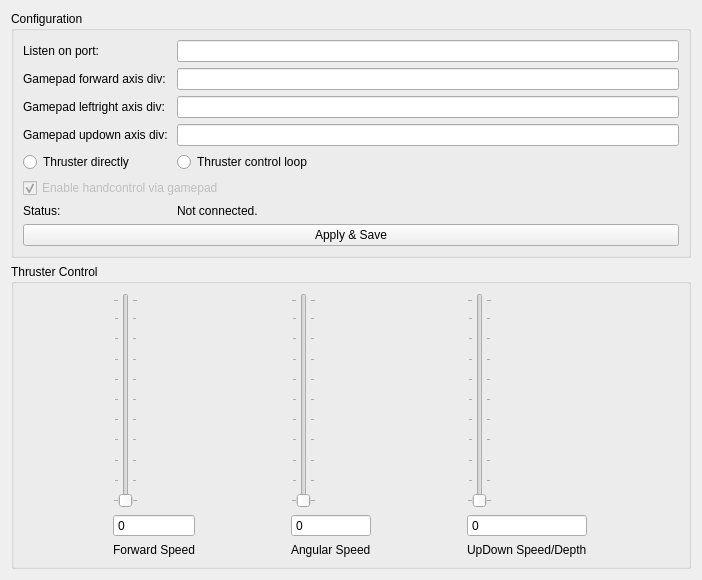
Qt form Hanse/Module_HandControl/handcontrol_form.ui (iti-luebeck/HANSE2011) before a commit.
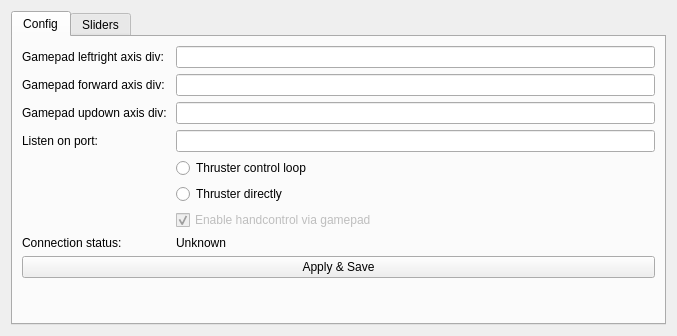
The same form after that commit. The open tabs and pages were chosen to show the change.

Commit message: rearrange so that the sliders have more space

```diff
--- a/Hanse/Module_HandControl/handcontrol_form.ui
+++ b/Hanse/Module_HandControl/handcontrol_form.ui
@@ -6,105 +6,65 @@
    <rect>
     <x>0</x>
     <y>0</y>
-    <width>702</width>
-    <height>580</height>
+    <width>677</width>
+    <height>336</height>
    </rect>
   </property>
   <property name="windowTitle">
    <string>Form</string>
   </property>
-  <layout class="QVBoxLayout" name="verticalLayout">
-   <item>
-    <widget class="QGroupBox" name="groupBox_2">
-     <property name="title">
-      <string>Configuration</string>
+  <layout class="QGridLayout" name="gridLayout">
+   <item row="0" column="0">
+    <widget class="QTabWidget" name="tabWidget">
+     <property name="currentIndex">
+      <number>1</number>
      </property>
-     <layout class="QFormLayout" name="formLayout">
+     <widget class="QWidget" name="tab">
+      <attribute name="title">
+       <string>Config</string>
+      </attribute>
+      <layout class="QFormLayout" name="formLayout_2">
       <property name="fieldGrowthPolicy">
-       <enum>QFormLayout::ExpandingFieldsGrow</enum>
-      </property>
-      <item row="0" column="0">
-       <widget class="QLabel" name="label">
-        <property name="text">
-         <string>Listen on port: </string>
-        </property>
-       </widget>
-      </item>
-      <item row="0" column="1">
-       <widget class="QLineEdit" name="port"/>
-      </item>
-      <item row="6" column="1">
-       <widget class="QLineEdit" name="divLR"/>
-      </item>
-      <item row="8" column="1">
-       <widget class="QLineEdit" name="divUD"/>
-      </item>
-      <item row="14" column="1">
-       <widget class="QLabel" name="connectionStatus">
-        <property name="enabled">
-         <bool>true</bool>
-        </property>
-        <property name="text">
-         <string>Not connected.</string>
-        </property>
-       </widget>
-      </item>
-      <item row="15" column="0" colspan="2">
-       <widget class="QPushButton" name="save">
-        <property name="text">
-         <string>Apply &amp;&amp; Save</string>
-        </property>
-        <property name="shortcut">
-         <string>Return</string>
-        </property>
-       </widget>
-      </item>
-      <item row="8" column="0">
-       <widget class="QLabel" name="label_5">
-        <property name="text">
-         <string>Gamepad updown axis div: </string>
-        </property>
-       </widget>
-      </item>
-      <item row="6" column="0">
+        <enum>QFormLayout::AllNonFixedFieldsGrow</enum>
+       </property>
+       <item row="1" column="0">
        <widget class="QLabel" name="label_4">
         <property name="text">
          <string>Gamepad leftright axis div: </string>
         </property>
        </widget>
       </item>
-      <item row="5" column="1">
-       <widget class="QLineEdit" name="divFw"/>
-      </item>
-      <item row="5" column="0">
+       <item row="1" column="1">
+        <widget class="QLineEdit" name="divLR"/>
+       </item>
+       <item row="2" column="0">
        <widget class="QLabel" name="label_3">
         <property name="text">
          <string>Gamepad forward axis div: </string>
         </property>
        </widget>
       </item>
-      <item row="9" column="0">
-       <widget class="QRadioButton" name="controlThruster">
+       <item row="2" column="1">
+        <widget class="QLineEdit" name="divFw"/>
+       </item>
+       <item row="4" column="0">
+        <widget class="QLabel" name="label_5">
         <property name="text">
-         <string>Thruster directly</string>
+          <string>Gamepad updown axis div: </string>
+         </property>
+        </widget>
+       </item>
+       <item row="4" column="1">
+        <widget class="QLineEdit" name="divUD"/>
+       </item>
+       <item row="5" column="0">
+        <widget class="QLabel" name="label">
+         <property name="text">
+          <string>Listen on port: </string>
         </property>
        </widget>
       </item>
       <item row="9" column="1">
-       <widget class="QRadioButton" name="controlTCL">
-        <property name="text">
-         <string>Thruster control loop</string>
-        </property>
-       </widget>
-      </item>
-      <item row="14" column="0">
-       <widget class="QLabel" name="label_2">
-        <property name="text">
-         <string>Status: </string>
-        </property>
-       </widget>
-      </item>
-      <item row="10" column="0" colspan="2">
        <widget class="QCheckBox" name="enableGamepad">
         <property name="enabled">
          <bool>false</bool>
@@ -117,23 +77,82 @@
         </property>
        </widget>
       </item>
-     </layout>
-    </widget>
-   </item>
-   <item>
-    <widget class="QGroupBox" name="groupBox">
-     <property name="title">
-      <string>Thruster Control</string>
-     </property>
-     <layout class="QGridLayout" name="gridLayout">
-      <item row="3" column="0">
+       <item row="5" column="1">
+        <widget class="QLineEdit" name="port"/>
+       </item>
+       <item row="7" column="1">
+        <widget class="QRadioButton" name="controlTCL">
+         <property name="text">
+          <string>Thruster control loop</string>
+         </property>
+        </widget>
+       </item>
+       <item row="8" column="1">
+        <widget class="QRadioButton" name="controlThruster">
+         <property name="text">
+          <string>Thruster directly</string>
+         </property>
+        </widget>
+       </item>
+       <item row="12" column="0" colspan="2">
+        <widget class="QPushButton" name="save">
+         <property name="text">
+          <string>Apply &amp;&amp; Save</string>
+         </property>
+         <property name="shortcut">
+          <string>Return</string>
+         </property>
+        </widget>
+       </item>
+       <item row="10" column="0">
+        <widget class="QLabel" name="label_2">
+         <property name="text">
+          <string>Connection status: </string>
+         </property>
+        </widget>
+       </item>
+       <item row="10" column="1">
+        <widget class="QLabel" name="connectionStatus">
+         <property name="text">
+          <string>Unknown</string>
+         </property>
+        </widget>
+       </item>
+      </layout>
+     </widget>
+     <widget class="QWidget" name="tab_2">
+      <attribute name="title">
+       <string>Sliders</string>
+      </attribute>
+      <layout class="QGridLayout" name="gridLayout_2">
+       <item row="0" column="0">
        <widget class="QLabel" name="label_6">
         <property name="text">
          <string>Forward Speed</string>
         </property>
        </widget>
       </item>
-      <item row="0" column="0">
+       <item row="0" column="3">
+        <widget class="QLabel" name="label_8">
+         <property name="text">
+          <string>UpDown Speed/Depth</string>
+         </property>
+        </widget>
+       </item>
+       <item row="3" column="3">
+        <widget class="QSlider" name="sliderUD">
+         <property name="orientation">
+          <enum>Qt::Vertical</enum>
+         </property>
+         <property name="tickPosition">
+          <enum>QSlider::TicksBothSides</enum>
+         </property>
+         <property name="tickInterval">
+          <number>10</number>
+         </property>
+        </widget>
+       </item>
+       <item row="3" column="0">
        <widget class="QSlider" name="sliderFw">
         <property name="orientation">
          <enum>Qt::Vertical</enum>
@@ -147,46 +166,26 @@
        </widget>
       </item>
       <item row="3" column="1">
+        <widget class="QSlider" name="sliderLR">
+         <property name="orientation">
+          <enum>Qt::Vertical</enum>
+         </property>
+         <property name="tickPosition">
+          <enum>QSlider::TicksBothSides</enum>
+         </property>
+         <property name="tickInterval">
+          <number>10</number>
+         </property>
+        </widget>
+       </item>
+       <item row="0" column="1">
        <widget class="QLabel" name="label_7">
         <property name="text">
          <string>Angular Speed</string>
         </property>
        </widget>
       </item>
-      <item row="0" column="2">
-       <widget class="QSlider" name="sliderUD">
-        <property name="orientation">
-         <enum>Qt::Vertical</enum>
-        </property>
-        <property name="tickPosition">
-         <enum>QSlider::TicksBothSides</enum>
-        </property>
-        <property name="tickInterval">
-         <number>10</number>
-        </property>
-       </widget>
-      </item>
-      <item row="3" column="2">
-       <widget class="QLabel" name="label_8">
-        <property name="text">
-         <string>UpDown Speed/Depth</string>
-        </property>
-       </widget>
-      </item>
-      <item row="0" column="1">
-       <widget class="QSlider" name="sliderLR">
-        <property name="orientation">
-         <enum>Qt::Vertical</enum>
-        </property>
-        <property name="tickPosition">
-         <enum>QSlider::TicksBothSides</enum>
-        </property>
-        <property name="tickInterval">
-         <number>10</number>
-        </property>
-       </widget>
-      </item>
-      <item row="2" column="0">
+       <item row="4" column="0">
        <widget class="QSpinBox" name="spinBoxFw">
         <property name="alignment">
          <set>Qt::AlignLeading|Qt::AlignLeft|Qt::AlignVCenter</set>
@@ -205,7 +204,7 @@
         </property>
        </widget>
       </item>
-      <item row="2" column="1">
+       <item row="4" column="1">
        <widget class="QSpinBox" name="spinBoxLR">
         <property name="readOnly">
          <bool>true</bool>
@@ -221,7 +220,7 @@
         </property>
        </widget>
       </item>
-      <item row="2" column="2">
+       <item row="4" column="3">
        <widget class="QSpinBox" name="spinBoxUD">
         <property name="readOnly">
          <bool>true</bool>
@@ -239,6 +238,7 @@
       </item>
      </layout>
     </widget>
+    </widget>
    </item>
   </layout>
  </widget>
```
Left out of the diff: 48 changed lines with no effect on the pictures. Lines whose indentation alone changed are shown as unchanged.
